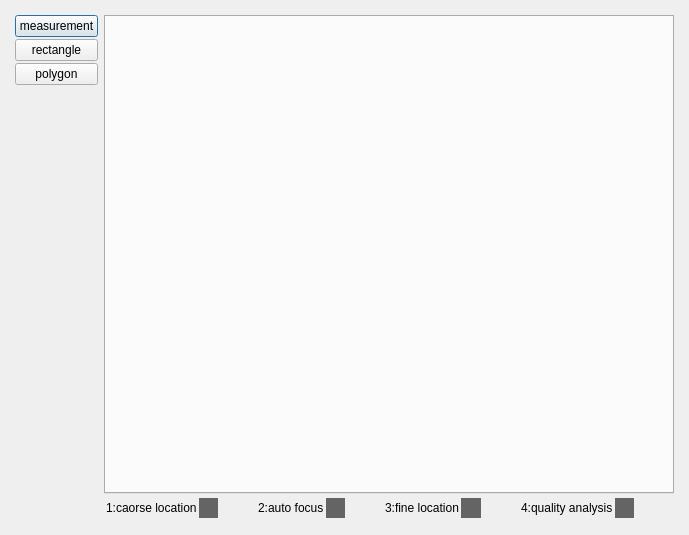
Qt form opticaltooldlg.ui (xiaodong-gao/Optical-Proximity-Correction) before a commit.
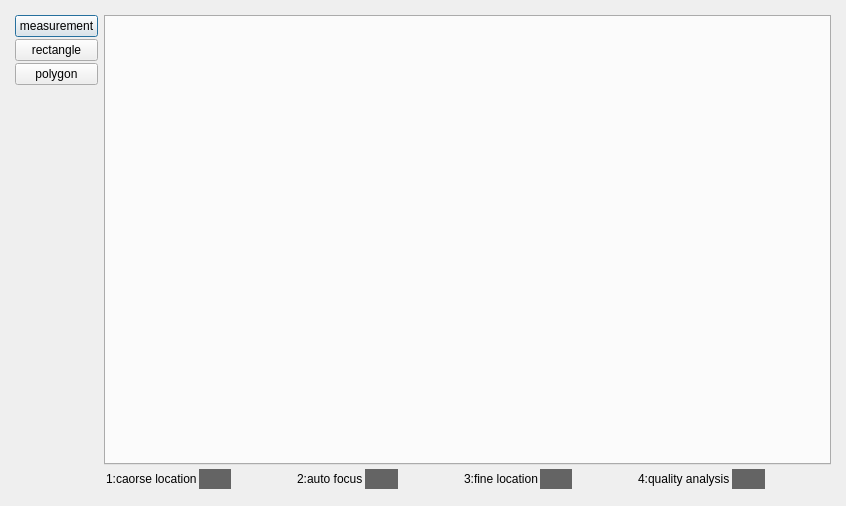
The same form after that commit.

Diff of the .ui file:
```diff
--- a/opticaltooldlg.ui
+++ b/opticaltooldlg.ui
@@ -6,8 +6,8 @@
    <rect>
     <x>0</x>
     <y>0</y>
-    <width>689</width>
-    <height>535</height>
+    <width>846</width>
+    <height>506</height>
    </rect>
   </property>
   <property name="minimumSize">
```
